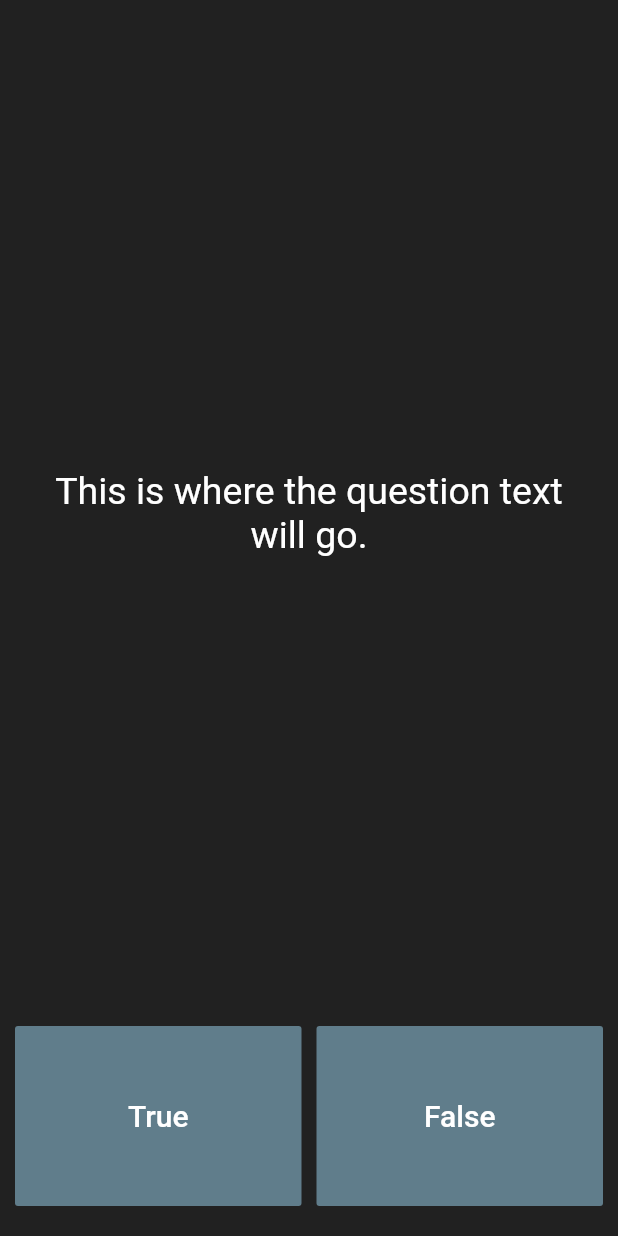
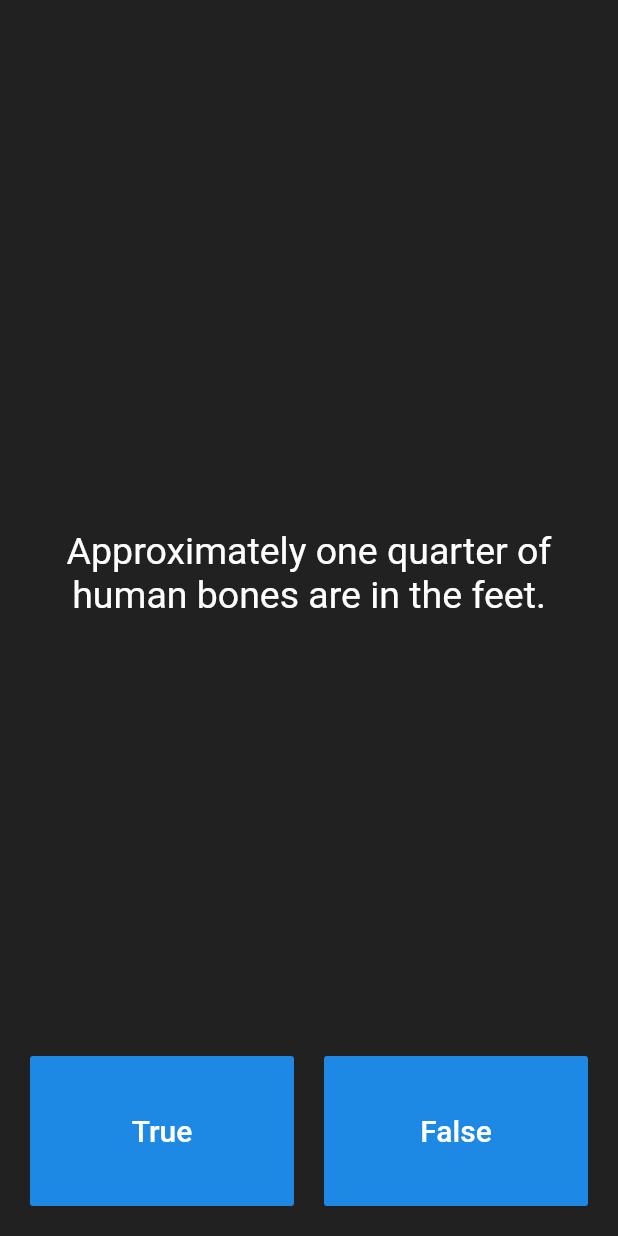
Before and after one commit to rijkdw/quizzler-flutter, a Flutter app: the screen it shows after launch, after a tap on "True", on a phone screen of 412 x 824 dp. Run offline on Flutter 3.47's test engine with Material 2 defaults, Android fonts, the phone set to English and light mode, and no system bars.

Commit message:
Added scorekeeper sort of

```diff
--- a/lib/main.dart
+++ b/lib/main.dart
@@ -10,7 +10,7 @@ class Quizzler extends StatelessWidget {
         backgroundColor: Colors.grey.shade900,
         body: SafeArea(
           child: Padding(
-            padding: EdgeInsets.symmetric(horizontal: 10.0),
+            padding: EdgeInsets.fromLTRB(20, 10, 20, 20),
             child: QuizPage(),
           ),
         ),
@@ -25,19 +25,65 @@ class QuizPage extends StatefulWidget {
 }
 
 class _QuizPageState extends State<QuizPage> {
+  List<Icon> scoreKeeper = [];
+
+  List<String> _questions = [
+    'You can lead a cow down stairs but not up stairs.',
+    'Approximately one quarter of human bones are in the feet.',
+    'A slug\'s blood is green.',
+  ];
+
+  int _questionNumber = 0;
+
+  void _answer() {
+    setState(() {
+      if (this._questionNumber >= this._questions.length-1)
+        this._questionNumber = 0;
+      else
+        this._questionNumber++;
+    });
+  }
+
+  void _addCorrect() {
+    setState(() {
+      scoreKeeper.add(Icon(
+        Icons.check,
+        color: Colors.green,
+      ));
+    });
+  }
+
+  void _addWrong() {
+    setState(() {
+      scoreKeeper.add(Icon(
+        Icons.close,
+        color: Colors.red,
+      ));
+    });
+  }
+
   @override
   Widget build(BuildContext context) {
     return Column(
       mainAxisAlignment: MainAxisAlignment.spaceBetween,
       crossAxisAlignment: CrossAxisAlignment.stretch,
       children: <Widget>[
+        SizedBox(
+          height: 30,
+          child: Row(
+            children: scoreKeeper,
+          ),
+        ),
+        SizedBox(
+          height: 20,
+        ),
         Expanded(
           flex: 5,
           child: Padding(
             padding: EdgeInsets.all(10.0),
             child: Center(
               child: Text(
-                'This is where the question text will go.',
+                this._questions[this._questionNumber],
                 textAlign: TextAlign.center,
                 style: TextStyle(
                   fontSize: 25.0,
@@ -51,9 +97,9 @@ class _QuizPageState extends State<QuizPage> {
           children: <Widget>[
             Expanded(
               child: Container(
-                height: 120,
+                height: 100,
                 child: FlatButton(
-                  color: Colors.blueGrey,
+                  color: Colors.blue[600],
                   child: Text(
                     'True',
                     style: TextStyle(
@@ -61,20 +107,18 @@ class _QuizPageState extends State<QuizPage> {
                       fontSize: 20.0,
                     ),
                   ),
-                  onPressed: () {
-                    //The user picked true.
-                  },
+                  onPressed: () => _answer(),
                 ),
               ),
             ),
             SizedBox(
-              width: 10,
+              width: 20,
             ),
             Expanded(
               child: Container(
-                height: 120,
+                height: 100,
                 child: FlatButton(
-                  color: Colors.blueGrey,
+                  color: Colors.blue[600],
                   child: Text(
                     'False',
                     style: TextStyle(
@@ -82,18 +126,12 @@ class _QuizPageState extends State<QuizPage> {
                       color: Colors.white,
                     ),
                   ),
-                  onPressed: () {
-                    //The user picked false.
-                  },
+                  onPressed: () => _answer(),
                 ),
               ),
             ),
           ],
         ),
-        SizedBox(
-          height: 20,
-        )
-        //TODO: Add a Row here as your score keeper
       ],
     );
   }
```
